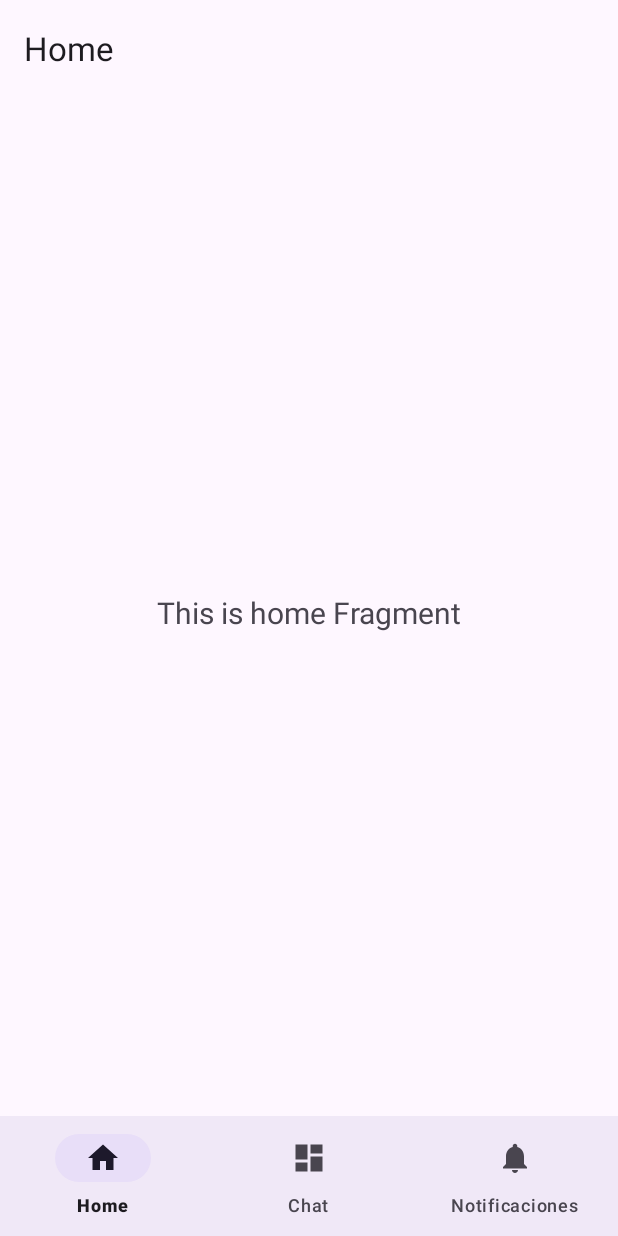
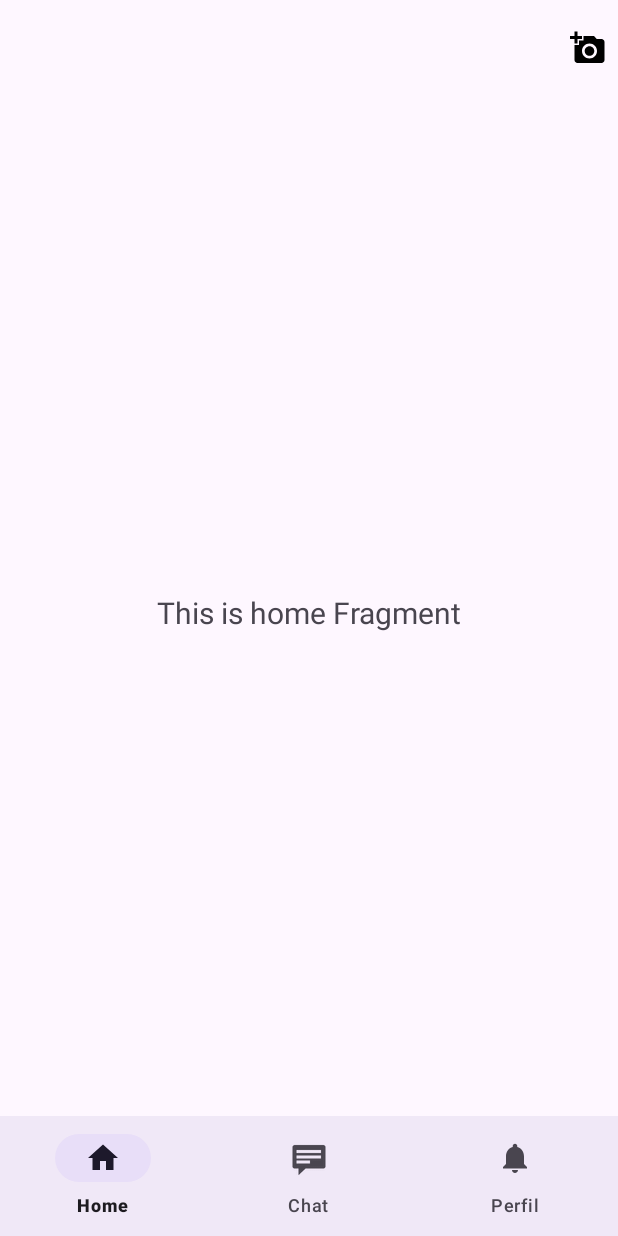
Before and after one commit to SantiagoSantafe/EnidProyect, an Android app: the HomeActivity screen opened directly, with no data from a screen before it, on a phone screen of 412 x 824 dp. Run offline under Robolectric (Android 15) with nearby library versions, the phone set to English and light mode, and no system bars; our stand-ins replace navigation-ui.

Commit message:
Pequenas mod esteticas de Home

```diff
--- /dev/null
+++ b/app/src/main/res/drawable/ic_profile_placeholder.xml
@@ -0,0 +1,5 @@
+<vector xmlns:android="http://schemas.android.com/apk/res/android" android:height="24dp" android:tint="#000000" android:viewportHeight="24" android:viewportWidth="24" android:width="24dp">
+
+    <path android:fillColor="@android:color/white" android:pathData="M3,4V1h2v3h3v2H5v3H3V6H0V4H3zM6,10V7h3V4h7l1.83,2H21c1.1,0 2,0.9 2,2v12c0,1.1 -0.9,2 -2,2H5c-1.1,0 -2,-0.9 -2,-2V10H6zM13,19c2.76,0 5,-2.24 5,-5s-2.24,-5 -5,-5s-5,2.24 -5,5S10.24,19 13,19zM9.8,14c0,1.77 1.43,3.2 3.2,3.2s3.2,-1.43 3.2,-3.2s-1.43,-3.2 -3.2,-3.2S9.8,12.23 9.8,14z"/>
+
+</vector>
--- a/app/src/main/res/layout/activity_home.xml
+++ b/app/src/main/res/layout/activity_home.xml
@@ -15,7 +15,25 @@
         app:layout_constraintTop_toTopOf="parent"
         app:layout_constraintLeft_toLeftOf="parent"
         app:layout_constraintRight_toRightOf="parent"
-        tools:layout_editor_absoluteX="0dp" />
+        tools:layout_editor_absoluteX="0dp">
+
+        <FrameLayout
+            android:layout_width="match_parent"
+            android:layout_height="match_parent">
+
+
+            <ImageView
+                android:id="@+id/profile_image"
+                android:layout_width="40dp"
+                android:layout_height="40dp"
+                android:layout_gravity="end|center_vertical"
+                android:contentDescription="@string/profile_image_desc"
+                android:padding="8dp"
+                android:src="@drawable/ic_profile_placeholder" />
+
+        </FrameLayout>
+
+    </androidx.appcompat.widget.Toolbar>
 
     <com.google.android.material.bottomnavigation.BottomNavigationView
         android:id="@+id/nav_view"
--- a/app/src/main/res/menu/bottom_nav_menu.xml
+++ b/app/src/main/res/menu/bottom_nav_menu.xml
@@ -8,12 +8,12 @@
 
     <item
         android:id="@+id/navigation_dashboard"
-        android:icon="@drawable/ic_dashboard_black_24dp"
+        android:icon="@android:drawable/stat_notify_chat"
         android:title="@string/title_dashboard" />
 
     <item
         android:id="@+id/navigation_notifications"
         android:icon="@drawable/ic_notifications_black_24dp"
-        android:title="@string/title_notifications" />
+        android:title="@string/title_perfil" />
 
 </menu>
--- a/app/src/main/res/navigation/mobile_navigation.xml
+++ b/app/src/main/res/navigation/mobile_navigation.xml
@@ -20,6 +20,6 @@
     <fragment
         android:id="@+id/navigation_notifications"
         android:name="com.santiago.enidproyect.ui.notifications.NotificationsFragment"
-        android:label="@string/title_notifications"
+        android:label="@string/title_perfil"
         tools:layout="@layout/fragment_notifications" />
 </navigation>
--- a/app/src/main/res/values/strings.xml
+++ b/app/src/main/res/values/strings.xml
@@ -3,5 +3,6 @@
     <string name="title_activity_home">HomeActivity</string>
     <string name="title_home">Home</string>
     <string name="title_dashboard">Chat</string>
-    <string name="title_notifications">Notificaciones</string>
+    <string name="title_perfil">Perfil</string>
+    <string name="profile_image_desc">Foto de perfil</string>
 </resources>
```
